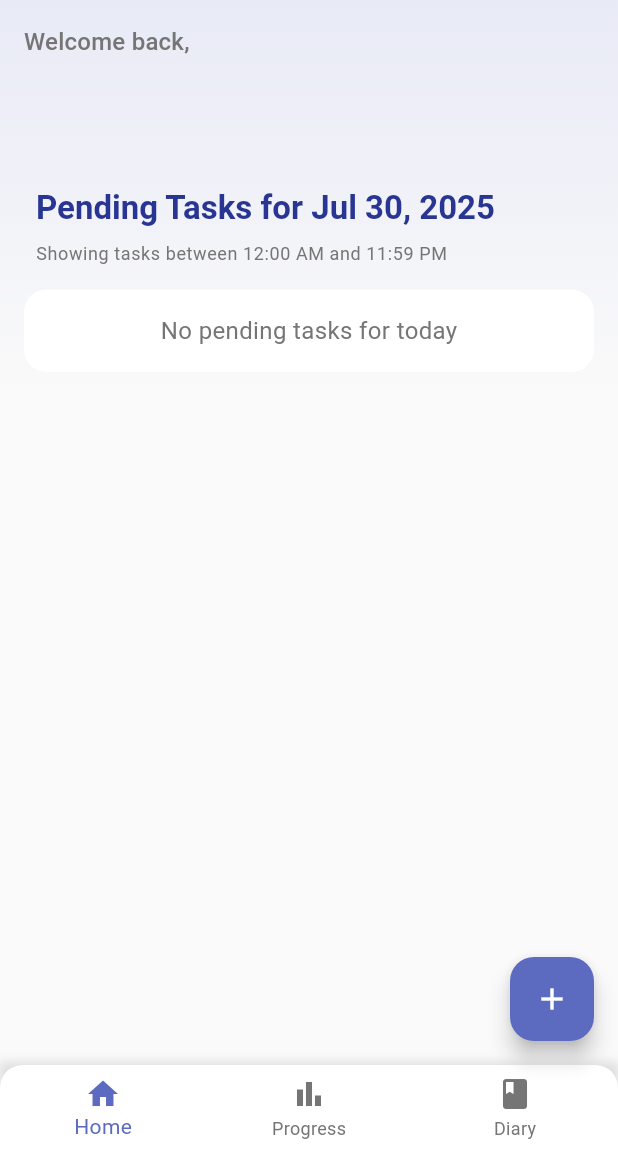
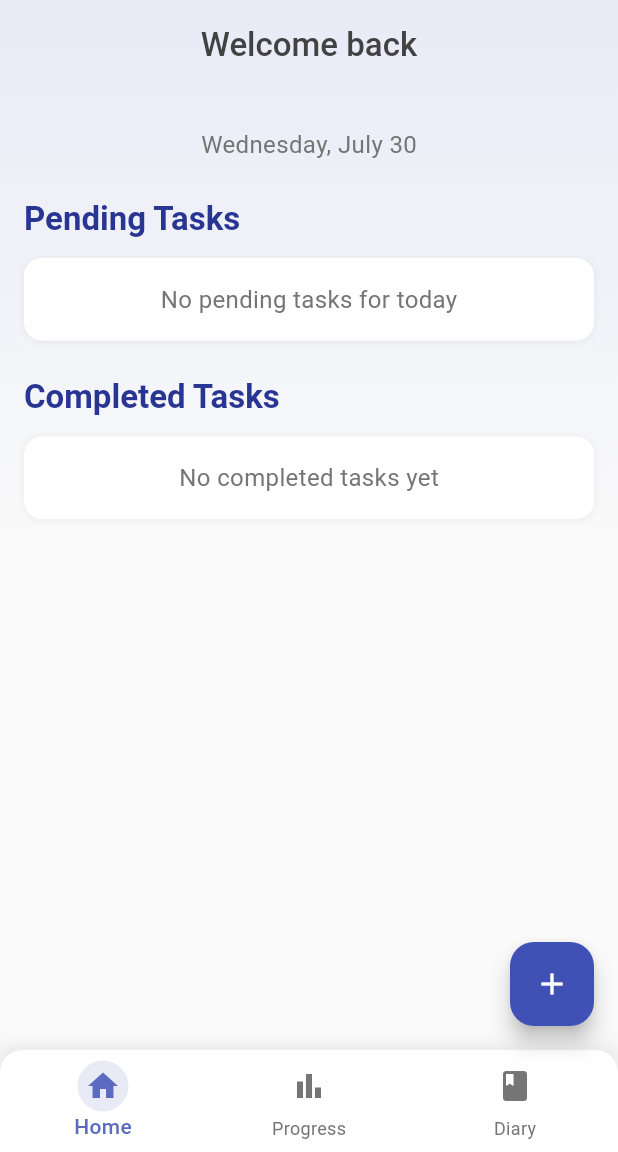
Before and after one commit to GeethaReddy222/study_sync, a Flutter app: the HomeScreen screen opened directly, in the side drawer, after a tap on the "add" icon, on a phone screen of 412 x 824 dp, the part 84-1236 px from its top. Run offline on Flutter 3.47's test engine with Material 3 defaults, Android fonts, the phone set to English and light mode, and no system bars; our stand-ins replace cloud_firestore, firebase_auth, firebase_core, google_sign_in; accounts and stored records are empty.

Commit message:
pending,completed tasks functionality added for Home screen

```diff
--- a/lib/main.dart
+++ b/lib/main.dart
@@ -2,7 +2,6 @@ import 'package:flutter/material.dart';
 import 'package:firebase_core/firebase_core.dart';
 import 'package:study_sync/screens/auth/login_screen.dart';
 import 'package:study_sync/screens/auth/register_screen.dart';
-import 'package:study_sync/screens/home_screen.dart';
 import 'package:study_sync/screens/main_screen.dart';
 import 'firebase_options.dart';
 
--- a/lib/models/task_model.dart
+++ b/lib/models/task_model.dart
@@ -1,50 +1,64 @@
 import 'package:cloud_firestore/cloud_firestore.dart';
 
 class Task {
-  final String? id;
+  final String id;
   final String title;
   final String description;
   final DateTime dueDate;
   final String priority;
   final String category;
-  final String repeatOption;
-  final bool isCompleted;
-  final Timestamp createdAt;
+  final String? repeatOption;
   final String? repeatDay;
   final int? repeatCount;
   final String? repeatUnit;
+  final String recurrence;
+  final DateTime originalDueDate;
+  final bool isCompleted;
+  final DateTime createdAt;
 
   Task({
-    this.id,
+    required this.id,
     required this.title,
     required this.description,
     required this.dueDate,
-    required this.priority,
-    required this.category,
-    required this.repeatOption,
-    this.isCompleted = false,
-    Timestamp? createdAt,
+    this.priority = 'Medium',
+    this.category = 'Other',
+    this.repeatOption,
     this.repeatDay,
     this.repeatCount,
     this.repeatUnit,
-  }) : createdAt = createdAt ?? Timestamp.now();
+    this.recurrence = 'none',
+    required this.originalDueDate,
+    this.isCompleted = false,
+    required this.createdAt,
+  });
 
   factory Task.fromFireStore(DocumentSnapshot doc) {
-    final data = doc.data() as Map<String, dynamic>;
+    final data = doc.data() as Map<String, dynamic>? ?? {};
+
+    DateTime parseTimestamp(Timestamp? timestamp, DateTime fallback) =>
+        timestamp?.toDate() ?? fallback;
+
+    final now = DateTime.now();
+    final dueDate = parseTimestamp(data['dueDate'] as Timestamp?, now);
+    final originalDueDate = parseTimestamp(data['originalDueDate'] as Timestamp?, dueDate);
+    final createdAt = parseTimestamp(data['createdAt'] as Timestamp?, now);
 
     return Task(
       id: doc.id,
-      title: data['title'] ?? '',
-      description: data['description'] ?? '',
-      dueDate: (data['dueDate'] as Timestamp).toDate(),
-      priority: data['priority'] ?? 'Medium',
-      category: data['category'] ?? 'Other',
-      repeatOption: data['repeatOption'] ?? 'Does not repeat',
-      isCompleted: data['isCompleted'] ?? false,
-      createdAt: data['createdAt'] as Timestamp? ?? Timestamp.now(),
-      repeatDay: data['repeatDay'],
-      repeatCount: data['repeatCount'],
-      repeatUnit: data['repeatUnit'],
+      title: data['title'] as String? ?? 'Untitled Task',
+      description: data['description'] as String? ?? '',
+      dueDate: dueDate,
+      priority: data['priority'] as String? ?? 'Medium',
+      category: data['category'] as String? ?? 'Other',
+      repeatOption: data['repeatOption'] as String?,
+      repeatDay: data['repeatDay'] as String?,
+      repeatCount: data['repeatCount'] as int?,
+      repeatUnit: data['repeatUnit'] as String?,
+      recurrence: data['recurrence'] as String? ?? 'none',
+      originalDueDate: originalDueDate,
+      isCompleted: data['isCompleted'] as bool? ?? false,
+      createdAt: createdAt,
     );
   }
 
@@ -56,11 +70,13 @@ class Task {
       'priority': priority,
       'category': category,
       'isCompleted': isCompleted,
-      'createdAt': createdAt,
-      'repeatOption': repeatOption,
+      'createdAt': Timestamp.fromDate(createdAt),
+      if (repeatOption != null) 'repeatOption': repeatOption,
       if (repeatDay != null) 'repeatDay': repeatDay,
       if (repeatCount != null) 'repeatCount': repeatCount,
       if (repeatUnit != null) 'repeatUnit': repeatUnit,
+      'recurrence': recurrence,
+      'originalDueDate': Timestamp.fromDate(originalDueDate),
     };
   }
 }
--- a/lib/screens/home_screen.dart
+++ b/lib/screens/home_screen.dart
@@ -1,3 +1,5 @@
+import 'dart:math';
+
 import 'package:cloud_firestore/cloud_firestore.dart';
 import 'package:firebase_auth/firebase_auth.dart';
 import 'package:flutter/material.dart';
@@ -22,6 +24,8 @@ class _HomeScreenState extends State<HomeScreen> {
   final GlobalKey<ScaffoldState> _scaffoldKey = GlobalKey<ScaffoldState>();
   int _currentIndex = 0;
   List<Task> _tasks = [];
+  List<Task> _completedTasks = [];
+  bool _isLoadingTasks = false;
 
   @override
   void initState() {
@@ -36,7 +40,7 @@ class _HomeScreenState extends State<HomeScreen> {
 
   Future<void> _getUser() async {
     if (user == null) {
-      setState(() => isLoading = false);
+      if (mounted) setState(() => isLoading = false);
       return;
     }
 
@@ -47,78 +51,49 @@ class _HomeScreenState extends State<HomeScreen> {
           .get();
 
       if (doc.exists) {
+        if (mounted) {
           setState(() {
             userData = doc.data();
             isLoading = false;
           });
+        }
       } else {
-        setState(() => isLoading = false);
+        if (mounted) setState(() => isLoading = false);
         debugPrint('User document does not exist');
       }
     } catch (e) {
-      setState(() => isLoading = false);
+      if (mounted) setState(() => isLoading = false);
       debugPrint('Error fetching user data: $e');
-      _showSnackBar('Failed to load user data');
+      if (mounted) _showSnackBar('Failed to load user data');
     }
   }
 
   Future<void> _loadTasks() async {
-    final tasks = await _getPendingTasksForToday();
+    if (!mounted) return;
+    setState(() => _isLoadingTasks = true);
+
+    try {
+      final tasks = await _getTasksForToday(false);
+      final completedTasks = await _getTasksForToday(true);
+
       if (mounted) {
-      setState(() => _tasks = tasks);
+        setState(() {
+          _tasks = tasks;
+          _completedTasks = completedTasks;
+          _isLoadingTasks = false;
+        });
       }
-    _debugPrintTaskDates();
+    } catch (e) {
+      if (mounted) {
+        setState(() => _isLoadingTasks = false);
+        _showSnackBar('Failed to load tasks');
       }
-
-  void _debugPrintTaskDates() {
-    final now = DateTime.now();
-    final startOfDay = DateTime(now.year, now.month, now.day);
-    final endOfDay = DateTime(now.year, now.month, now.day, 23, 59, 59);
-
-    debugPrint('=== DATE RANGES ===');
-    debugPrint('Now: $now');
-    debugPrint('Local Start of day: $startOfDay');
-    debugPrint('Local End of day: $endOfDay');
-    debugPrint('UTC Start of day: ${startOfDay.toUtc()}');
-    debugPrint('UTC End of day: ${endOfDay.toUtc()}');
-
-    debugPrint('=== TASKS ===');
-    for (final task in _tasks) {
-      final localDate = task.dueDate.toLocal();
-      debugPrint('Task: ${task.title}');
-      debugPrint('Due (UTC): ${task.dueDate}');
-      debugPrint('Due (Local): $localDate');
-      debugPrint(
-        'Is today: ${_isDateInRange(localDate, startOfDay, endOfDay)}',
-      );
-      debugPrint('---');
     }
   }
 
-  bool _isDateInRange(DateTime date, DateTime start, DateTime end) {
-    return (date.isAfter(start.subtract(const Duration(seconds: 1)))) &&
-        (date.isBefore(end.add(const Duration(seconds: 1))));
-  }
-
-  Future<void> _toggleTaskCompletion(Task task, bool newValue) async {
-    try {
-      await FirebaseFirestore.instance
-          .collection("users")
-          .doc(user!.uid)
-          .collection("tasks")
-          .doc(task.id)
-          .update({'isCompleted': newValue});
-
-      await _loadTasks();
-    } catch (e) {
-      _showSnackBar('Failed to update task: $e');
-    }
-  }
-
-  Future<List<Task>> _getPendingTasksForToday() async {
+  Future<List<Task>> _getTasksForToday(bool completed) async {
     if (user == null) return [];
 
-    // Get current date in local timezone (IST)
     final now = DateTime.now();
     final startOfDay = DateTime(now.year, now.month, now.day);
     final endOfDay = DateTime(now.year, now.month, now.day, 23, 59, 59);
@@ -127,10 +102,10 @@ class _HomeScreenState extends State<HomeScreen> {
     final queryStart = DateTime.utc(
       startOfDay.year,
       startOfDay.month,
-      startOfDay.day - 1, // Previous day in UTC
+      startOfDay.day - 1,
       18,
       30,
-      0, // 18:30 UTC = 00:00 IST
+      0,
     );
 
     final queryEnd = DateTime.utc(
@@ -139,7 +114,7 @@ class _HomeScreenState extends State<HomeScreen> {
       endOfDay.day,
       18,
       29,
-      59, // 18:29 UTC = 23:59 IST
+      59,
     );
 
     try {
@@ -152,31 +127,121 @@ class _HomeScreenState extends State<HomeScreen> {
             isGreaterThanOrEqualTo: Timestamp.fromDate(queryStart),
           )
           .where('dueDate', isLessThanOrEqualTo: Timestamp.fromDate(queryEnd))
-          .where('isCompleted', isEqualTo: false)
+          .where('isCompleted', isEqualTo: completed)
           .get();
 
-      // Filter to local IST day
-      return query.docs.map((doc) => Task.fromFireStore(doc)).where((task) {
-        final localDue = task.dueDate.toLocal();
+      return query.docs
+          .map((doc) {
+            try {
+              final task = Task.fromFireStore(doc);
+              final localDue = task.dueDate;
               return localDue.isAfter(
                         startOfDay.subtract(const Duration(seconds: 1)),
                       ) &&
-            localDue.isBefore(endOfDay.add(const Duration(seconds: 1)));
-      }).toList();
+                      localDue.isBefore(
+                        endOfDay.add(const Duration(seconds: 1)),
+                      )
+                  ? task
+                  : null;
+            } catch (e) {
+              debugPrint('Error parsing task ${doc.id}: $e');
+              return null;
+            }
+          })
+          .where((task) => task != null)
+          .cast<Task>()
+          .toList();
     } catch (e) {
       debugPrint('Error fetching tasks: $e');
       if (e is FirebaseException && e.code == 'failed-precondition') {
         debugPrint('Create composite index for isCompleted and dueDate');
+        if (mounted) {
           _showSnackBar('Database index missing - please try again later');
+        }
       }
       return [];
     }
   }
 
+  Future<void> _toggleTaskCompletion(Task task, bool newValue) async {
+    try {
+      if (task.recurrence != 'none' && newValue) {
+        await _createNextRecurrence(task);
+      }
+      await _updateTaskCompletion(task, newValue);
+      await _loadTasks();
+    } catch (e) {
+      if (mounted) _showSnackBar('Failed to update task: ${e.toString()}');
+    }
+  }
+
+  Future<void> _createNextRecurrence(Task task) async {
+    DateTime nextDate;
+
+    switch (task.recurrence) {
+      case 'daily':
+        nextDate = task.originalDueDate.add(const Duration(days: 1));
+        break;
+      case 'weekly':
+        nextDate = task.originalDueDate.add(const Duration(days: 7));
+        break;
+      case 'biweekly':
+        nextDate = task.originalDueDate.add(const Duration(days: 14));
+        break;
+      case 'monthly':
+        nextDate = DateTime(
+          task.originalDueDate.year,
+          task.originalDueDate.month + 1,
+          min(
+            task.originalDueDate.day,
+            DateUtils.getDaysInMonth(
+              task.originalDueDate.year,
+              task.originalDueDate.month + 1,
+            ),
+          ),
+          task.originalDueDate.hour,
+          task.originalDueDate.minute,
+        );
+        break;
+      default:
+        return;
+    }
+
+    await FirebaseFirestore.instance
+        .collection("users")
+        .doc(user!.uid)
+        .collection("tasks")
+        .add({
+          'title': task.title,
+          'description': task.description,
+          'dueDate': Timestamp.fromDate(nextDate),
+          'priority': task.priority,
+          'category': task.category,
+          'isCompleted': false,
+          'recurrence': task.recurrence,
+          'originalDueDate': Timestamp.fromDate(nextDate),
+          'createdAt': Timestamp.fromDate(DateTime.now()),
+        });
+  }
+
+  Future<void> _updateTaskCompletion(Task task, bool completed) async {
+    await FirebaseFirestore.instance
+        .collection("users")
+        .doc(user!.uid)
+        .collection("tasks")
+        .doc(task.id)
+        .update({'isCompleted': completed});
+  }
+
   void _showSnackBar(String message) {
-    ScaffoldMessenger.of(
-      context,
-    ).showSnackBar(SnackBar(content: Text(message)));
+    if (!mounted) return;
+    ScaffoldMessenger.of(context).showSnackBar(
+      SnackBar(
+        content: Text(message),
+        behavior: SnackBarBehavior.floating,
+        shape: RoundedRectangleBorder(borderRadius: BorderRadius.circular(10)),
+      ),
+    );
   }
 
   @override
@@ -224,12 +289,13 @@ class _HomeScreenState extends State<HomeScreen> {
         ),
       ),
       floatingActionButton: FloatingActionButton(
-        backgroundColor: Colors.indigo.shade400,
-        onPressed: () {
-          Navigator.push(
+        backgroundColor: Colors.indigo,
+        onPressed: () async {
+          final result = await Navigator.push(
             context,
-            MaterialPageRoute(builder: (context) => AddTaskScreen()),
-          ).then((_) => _loadTasks());
+            MaterialPageRoute(builder: (context) => const AddTaskScreen()),
+          );
+          if (result == true && mounted) await _loadTasks();
         },
         child: const Icon(Icons.add, color: Colors.white),
       ),
@@ -242,10 +308,10 @@ class _HomeScreenState extends State<HomeScreen> {
       decoration: BoxDecoration(
         boxShadow: [
           BoxShadow(
-            color: Colors.grey.withOpacity(0.3),
+            color: Colors.grey.withOpacity(0.2),
             spreadRadius: 1,
-            blurRadius: 5,
-            offset: const Offset(0, -1),
+            blurRadius: 8,
+            offset: const Offset(0, -2),
           ),
         ],
       ),
@@ -256,42 +322,44 @@ class _HomeScreenState extends State<HomeScreen> {
           onTap: (index) => setState(() => _currentIndex = index),
           selectedItemColor: Colors.indigo.shade400,
           unselectedItemColor: Colors.grey.shade600,
+          selectedLabelStyle: const TextStyle(fontWeight: FontWeight.w500),
           showSelectedLabels: true,
           showUnselectedLabels: true,
           type: BottomNavigationBarType.fixed,
           backgroundColor: Colors.white,
           elevation: 10,
           items: [
-            BottomNavigationBarItem(
-              icon: Icon(
-                Icons.home,
-                color: _currentIndex == 0
+            _buildBottomNavItem(Icons.home, 'Home', 0),
+            _buildBottomNavItem(Icons.bar_chart, 'Progress', 1),
+            _buildBottomNavItem(Icons.book, 'Diary', 2),
+          ],
+        ),
+      ),
+    );
+  }
+
+  BottomNavigationBarItem _buildBottomNavItem(
+    IconData icon,
+    String label,
+    int index,
+  ) {
+    return BottomNavigationBarItem(
+      icon: Container(
+        padding: const EdgeInsets.all(5),
+        decoration: BoxDecoration(
+          shape: BoxShape.circle,
+          color: _currentIndex == index
+              ? Colors.indigo.shade50
+              : Colors.transparent,
+        ),
+        child: Icon(
+          icon,
+          color: _currentIndex == index
               ? Colors.indigo.shade400
               : Colors.grey.shade600,
         ),
-              label: 'Home',
       ),
-            BottomNavigationBarItem(
-              icon: Icon(
-                Icons.bar_chart,
-                color: _currentIndex == 1
-                    ? Colors.indigo.shade400
-                    : Colors.grey.shade600,
-              ),
-              label: 'Progress',
-            ),
-            BottomNavigationBarItem(
-              icon: Icon(
-                Icons.book,
-                color: _currentIndex == 2
-                    ? Colors.indigo.shade400
-                    : Colors.grey.shade600,
-              ),
-              label: 'Diary',
-            ),
-          ],
-        ),
-      ),
+      label: label,
     );
   }
 
@@ -316,21 +384,34 @@ class _HomeScreenState extends State<HomeScreen> {
         children: [
           _buildWelcomeSection(context),
           const SizedBox(height: 24),
-          _pendingTasksToday(context),
+          _buildTasksSection(
+            context,
+            'Pending Tasks',
+            _tasks,
+            emptyMessage: 'No pending tasks for today',
+          ),
+          const SizedBox(height: 24),
+          _buildTasksSection(
+            context,
+            'Completed Tasks',
+            _completedTasks,
+            emptyMessage: 'No completed tasks yet',
+            isCompleted: true,
+          ),
         ],
       ),
     );
   }
 
   Widget _buildWelcomeSection(BuildContext context) {
-    return Column(
-      crossAxisAlignment: CrossAxisAlignment.start,
+    return Center(
+      child: Column(
         children: [
           Text(
-          'Welcome back,',
-          style: Theme.of(context).textTheme.titleMedium?.copyWith(
-            color: Colors.grey[600],
-            fontSize: 16,
+            'Welcome back',
+            style: Theme.of(context).textTheme.titleLarge?.copyWith(
+              color: Colors.grey[800],
+              fontWeight: FontWeight.w500,
             ),
           ),
           const SizedBox(height: 4),
@@ -339,65 +420,97 @@ class _HomeScreenState extends State<HomeScreen> {
             style: Theme.of(context).textTheme.headlineSmall?.copyWith(
               fontWeight: FontWeight.bold,
               color: Colors.indigo.shade800,
-            fontSize: 24,
             ),
+          ),
+          const SizedBox(height: 8),
+          Text(
+            DateFormat('EEEE, MMMM d').format(DateTime.now()),
+            style: Theme.of(
+              context,
+            ).textTheme.bodyMedium?.copyWith(color: Colors.grey[600]),
+          ),
+        ],
+      ),
+    );
+  }
+
+  Widget _buildTasksSection(
+    BuildContext context,
+    String title,
+    List<Task> tasks, {
+    required String emptyMessage,
+    bool isCompleted = false,
+  }) {
+    return Column(
+      crossAxisAlignment: CrossAxisAlignment.start,
+      children: [
+        Text(
+          title,
+          style: Theme.of(context).textTheme.titleLarge?.copyWith(
+            fontWeight: FontWeight.bold,
+            color: Colors.indigo.shade800,
+          ),
+        ),
+        const SizedBox(height: 12),
+        _isLoadingTasks
+            ? _buildLoadingIndicator()
+            : tasks.isEmpty
+            ? _buildEmptyState(emptyMessage)
+            : ListView.builder(
+                shrinkWrap: true,
+                physics: const NeverScrollableScrollPhysics(),
+                itemCount: tasks.length,
+                itemBuilder: (context, index) => _buildTaskCard(tasks[index]),
               ),
       ],
     );
   }
 
-  Widget _pendingTasksToday(BuildContext context) {
-    final now = DateTime.now();
-    final startOfDay = DateTime(now.year, now.month, now.day);
-    final endOfDay = DateTime(now.year, now.month, now.day, 23, 59, 59);
-
-    return Column(
-      crossAxisAlignment: CrossAxisAlignment.start,
-      children: [
-        const SizedBox(height: 24),
-        Padding(
-          padding: const EdgeInsets.symmetric(horizontal: 8.0),
-          child: Text(
-            'Pending Tasks for ${DateFormat('MMM d, y').format(now)}',
-            style: Theme.of(context).textTheme.headlineSmall?.copyWith(
-              fontWeight: FontWeight.bold,
-              color: Colors.indigo.shade800,
-            ),
-          ),
-        ),
-        const SizedBox(height: 8),
-        Padding(
-          padding: const EdgeInsets.symmetric(horizontal: 8.0),
-          child: Text(
-            'Showing tasks between ${DateFormat('h:mm a').format(startOfDay)} and ${DateFormat('h:mm a').format(endOfDay)}',
-            style: Theme.of(
-              context,
-            ).textTheme.bodySmall?.copyWith(color: Colors.grey[600]),
-          ),
-        ),
-        const SizedBox(height: 16),
-        _tasks.isEmpty
-            ? Container(
+  Widget _buildLoadingIndicator() {
+    return Container(
       padding: const EdgeInsets.all(16),
       decoration: BoxDecoration(
         color: Colors.white,
-                  borderRadius: BorderRadius.circular(15),
+        borderRadius: BorderRadius.circular(12),
+      ),
+      child: const Center(
+        child: SizedBox(
+          height: 24,
+          width: 24,
+          child: CircularProgressIndicator(strokeWidth: 2),
+        ),
+      ),
+    );
+  }
+
+  Widget _buildEmptyState(String message) {
+    return Container(
+      width: double.infinity,
+      padding: const EdgeInsets.all(16),
+      decoration: BoxDecoration(
+        color: Colors.white,
+        borderRadius: BorderRadius.circular(12),
+        boxShadow: [
+          BoxShadow(
+            color: Colors.grey.withOpacity(0.1),
+            spreadRadius: 1,
+            blurRadius: 3,
+            offset: const Offset(0, 1),
+          ),
+        ],
       ),
       child: Center(
         child: Text(
-                    'No pending tasks for today',
+          message,
           style: Theme.of(
             context,
           ).textTheme.bodyMedium?.copyWith(color: Colors.grey[600]),
         ),
       ),
-              )
-            : ListView.builder(
-                shrinkWrap: true,
-                physics: const NeverScrollableScrollPhysics(),
-                itemCount: _tasks.length,
-                itemBuilder: (context, index) {
-                  final task = _tasks[index];
+    );
+  }
+
+  Widget _buildTaskCard(Task task) {
     return Container(
       margin: const EdgeInsets.only(bottom: 12),
       decoration: BoxDecoration(
@@ -415,14 +528,13 @@ class _HomeScreenState extends State<HomeScreen> {
       child: ListTile(
         contentPadding: const EdgeInsets.symmetric(
           horizontal: 16,
-                        vertical: 8,
+          vertical: 12,
         ),
         leading: Transform.scale(
           scale: 1.3,
           child: Checkbox(
             value: task.isCompleted,
-                          onChanged: (value) =>
-                              _toggleTaskCompletion(task, value!),
+            onChanged: (value) => _toggleTaskCompletion(task, value!),
             shape: RoundedRectangleBorder(
               borderRadius: BorderRadius.circular(5),
             ),
@@ -431,60 +543,50 @@ class _HomeScreenState extends State<HomeScreen> {
         ),
         title: Text(
           task.title,
-                        style: Theme.of(context).textTheme.bodyMedium?.copyWith(
-                          fontWeight: FontWeight.w500,
-                          decoration: task.isCompleted
-                              ? TextDecoration.lineThrough
-                              : null,
-                          color: task.isCompleted
-                              ? Colors.grey
-                              : Colors.grey[800],
+          style: Theme.of(context).textTheme.bodyLarge?.copyWith(
+            fontWeight: FontWeight.w800,
+            color: task.isCompleted ? Colors.grey : Colors.indigo.shade300,
           ),
         ),
-                      subtitle: Column(
+        subtitle: Padding(
+          padding: const EdgeInsets.only(top: 4),
+          child: Column(
             crossAxisAlignment: CrossAxisAlignment.start,
             children: [
+              _buildTaskDetailRow(
+                Icons.access_time,
+                DateFormat('h:mm a').format(task.dueDate),
+                Colors.grey[800]!,
+              ),
               const SizedBox(height: 4),
-                          Row(
-                            children: [
-                              Icon(
-                                Icons.access_time,
-                                size: 16,
-                                color: Colors.grey[600],
+              _buildTaskDetailRow(
+                Icons.flag,
+                'Priority: ${task.priority}',
+                _getPriorityColor(task.priority),
               ),
-                              const SizedBox(width: 4),
-                              Text(
-                                DateFormat(
-                                  'MMM d, h:mm a',
-                                ).format(task.dueDate.toLocal()),
-                                style: Theme.of(context).textTheme.bodySmall
-                                    ?.copyWith(color: Colors.grey[600]),
+              if (task.recurrence != 'none') ...[
+                const SizedBox(height: 4),
+                _buildTaskDetailRow(
+                  Icons.repeat,
+                  'Repeats ${task.recurrence}',
+                  Colors.indigo.shade400,
                 ),
               ],
-                          ),
-                          const SizedBox(height: 2),
-                          Row(
-                            children: [
-                              Icon(
-                                Icons.flag,
-                                size: 16,
-                                color: _getPriorityColor(task.priority),
-                              ),
-                              const SizedBox(width: 4),
-                              Text(
-                                'Priority: ${task.priority}',
-                                style: Theme.of(context).textTheme.bodySmall
-                                    ?.copyWith(
-                                      color: _getPriorityColor(task.priority),
-                                    ),
-                              ),
-                            ],
-                          ),
             ],
           ),
         ),
+      ),
     );
-                },
+  }
+
+  Widget _buildTaskDetailRow(IconData icon, String text, Color color) {
+    return Row(
+      children: [
+        Icon(icon, size: 16, color: color),
+        const SizedBox(width: 6),
+        Text(
+          text,
+          style: Theme.of(context).textTheme.bodySmall?.copyWith(color: color),
         ),
       ],
     );
```
Also changed, not shown: lib/screens/add_task_screen.dart (+77 -42 lines). Lines whose indentation alone changed are shown as unchanged.
